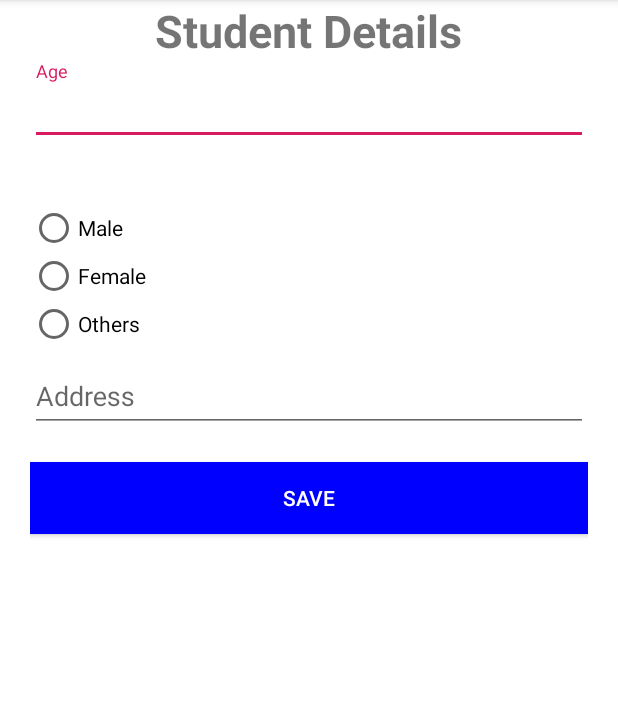
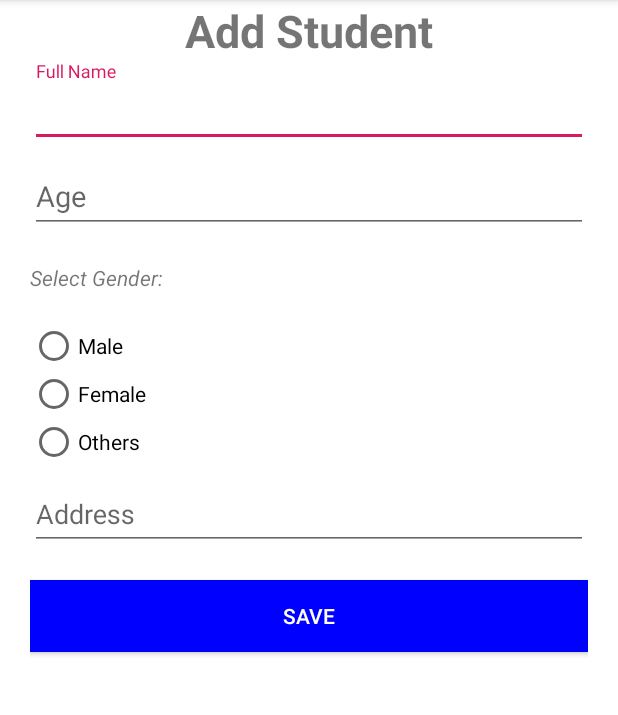
Before and after one commit to sphuyal/Esoftwarica, an Android app: the fragment Addfragment shown on its own in the app's theme, on a phone screen of 412 x 824 dp, the part 84-799 px from its top. Run offline under Robolectric (Android 15) with nearby library versions, the phone set to English and light mode, and no system bars; 1 statement that could not run was skipped.

Commit message:
Second Commit

```diff
--- a/app/src/main/java/com/hello/esoftwarica/Fragments/Addfragment.java
+++ b/app/src/main/java/com/hello/esoftwarica/Fragments/Addfragment.java
@@ -4,6 +4,10 @@ package com.hello.esoftwarica.Fragments;
 import android.os.Bundle;
 
 import androidx.fragment.app.Fragment;
+import androidx.lifecycle.Observer;
+import androidx.lifecycle.ViewModel;
+import androidx.lifecycle.ViewModelProvider;
+import androidx.lifecycle.ViewModelProviders;
 
 import android.view.LayoutInflater;
 import android.view.View;
@@ -11,7 +15,10 @@ import android.view.ViewGroup;
 import android.widget.Button;
 import android.widget.EditText;
 import android.widget.RadioGroup;
+import android.widget.TextView;
 
+import com.hello.esoftwarica.MainActivity;
+import com.hello.esoftwarica.Model.Addmodel;
 import com.hello.esoftwarica.R;
 
 /**
@@ -22,18 +29,56 @@ public class Addfragment extends Fragment implements View.OnClickListener {
     private EditText etName,etAddress,etAge;
     private RadioGroup rgGender;
     private Button btnSave;
+    private Addmodel addmodel;
 
 
 
     @Override
     public View onCreateView(LayoutInflater inflater, ViewGroup container,
                              Bundle savedInstanceState) {
-        // Inflate the layout for this fragment
-        return inflater.inflate(R.layout.fragment_add, container, false);
+
+        addmodel = ViewModelProviders.of(this).get(Addmodel.class);
+
+        View view = inflater.inflate(R.layout.fragment_add,container,false);
+
+        etName = view.findViewById(R.id.etName);
+        etAge = view.findViewById(R.id.etAge);
+        etAddress = view.findViewById(R.id.etAddress);
+        btnSave = view.findViewById(R.id.btnSave);
+        rgGender = view.findViewById(R.id.rgGender);
+        rgGender.setOnCheckedChangeListener(this);
+        btnSave.setOnClickListener(this);
+
+        final TextView textView = view.findViewById(R.id.tvAdd);
+        addmodel.getText().observe(this, new Observer<String>() {
+            @Override
+            public void onChanged(String s) {
+                textView.setText(s);
+            }
+        });
+
+        return view;
+
     }
+
+    String name,gender,address;
+    int age;
 
     @Override
     public void onClick(View v) {
 
+        if (v.getId() == R.id.btnSave){
+
+            name = etName.getText().toString();
+            age = Integer.parseInt(etAge.getText().toString());
+            address = etAddress.getText().toString();
+
+            if (validate()){
+                MainActivity
+
+            }
+
+        }
+
     }
 }
--- a/app/src/main/java/com/hello/esoftwarica/Fragments/Homefragment.java
+++ b/app/src/main/java/com/hello/esoftwarica/Fragments/Homefragment.java
@@ -17,9 +17,9 @@ import com.hello.esoftwarica.R;
 public class Homefragment extends Fragment {
 
 
-    public Homefragment() {
-        // Required empty public constructor
-    }
+
+
+
 
 
     @Override
--- /dev/null
+++ b/app/src/main/java/com/hello/esoftwarica/Model/Addmodel.java
@@ -0,0 +1,23 @@
+package com.hello.esoftwarica.Model;
+
+import androidx.lifecycle.LiveData;
+import androidx.lifecycle.MutableLiveData;
+import androidx.lifecycle.ViewModel;
+
+public class Addmodel extends ViewModel {
+
+    private MutableLiveData<String> mText;
+
+    public Addmodel()
+    {
+        mText = new MutableLiveData<>();
+        mText.setValue("Add Student");
+    }
+
+    public LiveData<String> getText()
+    {
+        return mText;
+    }
+
+
+}
--- /dev/null
+++ b/app/src/main/java/com/hello/esoftwarica/Model/Homemodel.java
@@ -0,0 +1,4 @@
+package com.hello.esoftwarica.Model;
+
+public class Homemodel {
+}
--- /dev/null
+++ b/app/src/main/java/com/hello/esoftwarica/Recycleview/SoftwaricaAdapter.java
@@ -0,0 +1,4 @@
+package com.hello.esoftwarica.Recycleview;
+
+public class SoftwaricaAdapter {
+}
--- a/app/src/main/res/layout/fragment_add.xml
+++ b/app/src/main/res/layout/fragment_add.xml
@@ -23,18 +23,36 @@
         android:layout_height="wrap_content"
         >
         <EditText
+            android:id="@+id/etName"
+            android:layout_width="match_parent"
+            android:layout_height="wrap_content"
+            android:layout_marginTop="20dp"
+            android:textSize="19sp"
+            android:hint="Full Name"/>
+    </com.google.android.material.textfield.TextInputLayout>
+
+
+    <com.google.android.material.textfield.TextInputLayout
+        android:layout_width="match_parent"
+        android:layout_height="wrap_content"
+        >
+        <EditText
             android:id="@+id/etAge"
             android:layout_width="match_parent"
             android:layout_height="wrap_content"
             android:layout_marginTop="20dp"
-            android:textSize="18sp"
+            android:textSize="19sp"
             android:hint="Age"/>
     </com.google.android.material.textfield.TextInputLayout>
 
 
     <TextView
         android:layout_width="match_parent"
-        android:layout_height="wrap_content"/>
+        android:layout_height="wrap_content"
+        android:text="Select Gender: "
+        android:layout_marginTop="20dp"
+        android:textStyle="italic"/>
+
 
     <RadioGroup
         android:id="@+id/rgGender"
@@ -69,6 +87,7 @@
         android:layout_height="wrap_content">
 
         <EditText
+            android:id="@+id/etAddress"
             android:layout_width="match_parent"
             android:layout_height="wrap_content"
             android:textSize="18sp"
```
Also changed, not shown: app/src/main/AndroidManifest.xml (+4 -3 lines), app/src/main/java/com/hello/esoftwarica/Fragments/Aboutfragment.java (+7 -1 lines), app/src/main/java/com/hello/esoftwarica/Recycleview/SoftwaricaActivity.java (added, +14 -0 lines), app/src/main/res/drawable/ic_delete.xml (added, +9 -0 lines), app/src/main/res/drawable/ic_home.xml (added, +9 -0 lines), app/src/main/res/drawable/ic_notifaction.xml (added, +9 -0 lines), app/src/main/res/drawable/ic_school.xml (added, +9 -0 lines), app/src/main/res/layout/activity_softwarica.xml (added, +103 -0 lines), app/src/main/res/drawable/Female.png (deleted), app/src/main/res/drawable/editext.png (renamed from app/src/main/res/drawable/Edit.png).
